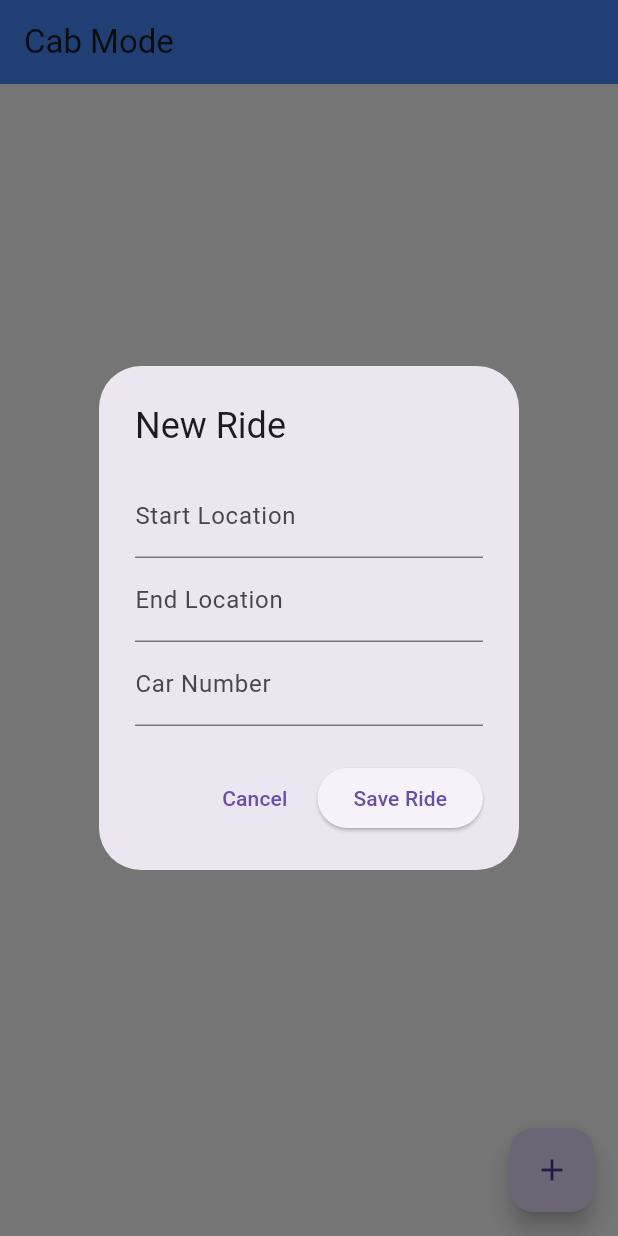
After one commit to HOX-Aswin/women_safety_app-Ungal_kaavalan-, a Flutter app: the CabModeScreen screen opened by its route, after a tap on the "add" icon, on a phone screen of 412 x 824 dp. The commit adds this screen. Run offline on Flutter 3.47's test engine with Material 3 defaults, Android fonts, the phone set to English and light mode, and no system bars; our stand-ins replace cloud_firestore, firebase_auth, firebase_core, flutter_riverpod, go_router, permission_handler and 1 more; accounts and stored records are empty.

Commit message:
completed half cab mode

```diff
--- a/lib/models/user_model.dart
+++ b/lib/models/user_model.dart
@@ -6,7 +6,7 @@ class UserModel {
   String age;
   String address;
   String aadhar;
-  List<Map<String, String>> emergencyContacts; // List of contacts
+  List<Map<String, String>> emergencyContacts;
 
   UserModel({
     required this.uid,
--- /dev/null
+++ b/lib/providers/cab_mode_provider.dart
@@ -0,0 +1,49 @@
+import 'package:flutter_riverpod/flutter_riverpod.dart';
+import 'package:shared_preferences/shared_preferences.dart';
+import 'dart:convert';
+
+final cabModeProvider = StateNotifierProvider<CabModeNotifier, Map<String, dynamic>?>(
+  (ref) => CabModeNotifier(),
+);
+
+class CabModeNotifier extends StateNotifier<Map<String, dynamic>?> {
+  CabModeNotifier() : super(null) {
+    _loadRideFromPrefs();
+  }
+
+  /// Load ride data from SharedPreferences when app starts
+  Future<void> _loadRideFromPrefs() async {
+    final prefs = await SharedPreferences.getInstance();
+    final rideData = prefs.getString('rideDetails');
+    if (rideData != null) {
+      state = jsonDecode(rideData);
+    }
+  }
+
+  /// Save ride details to SharedPreferences
+  Future<void> _saveRideToPrefs(Map<String, dynamic> ride) async {
+    final prefs = await SharedPreferences.getInstance();
+    await prefs.setString('rideDetails', jsonEncode(ride));
+  }
+
+  /// Create or Edit Ride
+  Future<void> saveRide(Map<String, dynamic> ride) async {
+    state = ride;
+    await _saveRideToPrefs(ride);
+  }
+
+  /// Start Ride
+  Future<void> startRide() async {
+    if (state != null) {
+      state = {...state!, "status": "started"};
+      await _saveRideToPrefs(state!);
+    }
+  }
+
+  /// Stop Ride (Deletes ride details)
+  Future<void> stopRide() async {
+    final prefs = await SharedPreferences.getInstance();
+    await prefs.remove('rideDetails');
+    state = null;
+  }
+}
--- a/lib/routing/router.dart
+++ b/lib/routing/router.dart
@@ -1,7 +1,8 @@
 import 'package:go_router/go_router.dart';
 import 'package:flutter_riverpod/flutter_riverpod.dart';
 import 'package:ungal_kaavalan/providers/provider.dart';
-import 'package:ungal_kaavalan/screens/core_screens/home/emergency_contact_screen.dart';
+import 'package:ungal_kaavalan/screens/core_screens/home/features/cab_mode_screen.dart';
+import 'package:ungal_kaavalan/screens/core_screens/home/features/emergency_contact_screen.dart';
 import 'package:ungal_kaavalan/screens/core_screens/landing_screen.dart';
 import 'package:ungal_kaavalan/screens/auth_screens/login_screen.dart';
 import 'package:ungal_kaavalan/screens/auth_screens/signup_screen.dart';
@@ -16,6 +17,7 @@ final goRouterProvider = Provider<GoRouter>((ref) {
       GoRoute(path: '/signup', builder: (context, state) => SignUpScreen()),
       GoRoute(path: '/landing', builder: (context, state) => LandingScreen()),
       GoRoute(path: '/emergencycontact', builder: (context, state) => EmergencyContactScreen()),
+      GoRoute(path: '/cabmode', builder: (context, state) => CabModeScreen()),
     ],
   );
 });
--- /dev/null
+++ b/lib/screens/core_screens/home/features/cab_mode_screen.dart
@@ -0,0 +1,227 @@
+import 'package:flutter/material.dart';
+import 'package:flutter/services.dart';
+import 'package:flutter_riverpod/flutter_riverpod.dart';
+import 'package:permission_handler/permission_handler.dart';
+import 'package:ungal_kaavalan/providers/cab_mode_provider.dart';
+import 'package:ungal_kaavalan/providers/contact_provider.dart';
+
+class CabModeScreen extends ConsumerStatefulWidget {
+  const CabModeScreen({super.key});
+
+  @override
+  ConsumerState<CabModeScreen> createState() => _CabModeScreenState();
+}
+
+class _CabModeScreenState extends ConsumerState<CabModeScreen> {
+  static const platform = MethodChannel('sms_channel');
+
+  void _showRideDialog({bool isEditing = false}) {
+    final ride = ref.read(cabModeProvider);
+    final startLocController = TextEditingController(
+        text: isEditing && ride != null ? ride["startLoc"] ?? "" : "");
+    final endLocController = TextEditingController(
+        text: isEditing && ride != null ? ride["endLoc"] ?? "" : "");
+    final carNumberController = TextEditingController(
+        text: isEditing && ride != null ? ride["carNumber"] ?? "" : "");
+
+    showDialog(
+      context: context,
+      builder: (ctx) => AlertDialog(
+        title: Text(isEditing ? "Edit Ride" : "New Ride"),
+        content: Column(
+          mainAxisSize: MainAxisSize.min,
+          children: [
+            TextField(
+              controller: startLocController,
+              decoration: const InputDecoration(labelText: "Start Location"),
+            ),
+            TextField(
+              controller: endLocController,
+              decoration: const InputDecoration(labelText: "End Location"),
+            ),
+            TextField(
+              controller: carNumberController,
+              decoration: const InputDecoration(labelText: "Car Number"),
+            ),
+          ],
+        ),
+        actions: [
+          TextButton(
+            onPressed: () => Navigator.of(ctx).pop(),
+            child: const Text("Cancel"),
+          ),
+          ElevatedButton(
+            onPressed: () {
+              final newRide = {
+                "startLoc": startLocController.text,
+                "endLoc": endLocController.text,
+                "carNumber": carNumberController.text,
+                "status": "stopped",
+              };
+              ref.read(cabModeProvider.notifier).saveRide(newRide);
+              Navigator.of(ctx).pop();
+            },
+            child: Text(isEditing ? "Save Changes" : "Save Ride"),
+          ),
+        ],
+      ),
+    );
+  }
+
+  Future<void> _sendSOS(String message) async {
+    final emergencyContacts = ref.read(emergencyContactProvider);
+    List<String> emergencyNumbers = emergencyContacts
+        .map<String>((contact) => contact['phone'] ?? '')
+        .where((number) => number.isNotEmpty)
+        .toList();
+
+    var status = await Permission.sms.request();
+    if (!status.isGranted) {
+      ScaffoldMessenger.of(context).showSnackBar(
+        const SnackBar(content: Text("❌ SMS Permission Denied")),
+      );
+      return;
+    }
+
+    for (String number in emergencyNumbers) {
+      try {
+        await platform.invokeMethod(
+          'sendSms',
+          {"phone": number, "message": message},
+        );
+      } on PlatformException catch (e) {
+        ScaffoldMessenger.of(context).showSnackBar(
+          SnackBar(
+              content: Text("❌ Failed to send SMS to $number: ${e.message}")),
+        );
+      }
+    }
+
+    ScaffoldMessenger.of(context).showSnackBar(
+      const SnackBar(content: Text("✅ Ride update Message Sent!")),
+    );
+  }
+
+  @override
+  Widget build(BuildContext context) {
+    final ride = ref.watch(cabModeProvider);
+
+    return Scaffold(
+      appBar: AppBar(
+        title: const Text("Cab Mode"),
+        backgroundColor: Colors.blueAccent,
+        elevation: 0,
+      ),
+      body: Padding(
+        padding: const EdgeInsets.all(16.0),
+        child: ride == null
+            ? const Center(
+                child: Text(
+                  "No ride available. Click '+' to add one.",
+                  style: TextStyle(fontSize: 16, color: Colors.grey),
+                ),
+              )
+            : Column(
+                crossAxisAlignment: CrossAxisAlignment.start,
+                children: [
+                  const Text(
+                    "Current Ride:",
+                    style: TextStyle(fontSize: 18, fontWeight: FontWeight.bold),
+                  ),
+                  const SizedBox(height: 10),
+                  Container(
+                    width: double.infinity,
+                    padding: const EdgeInsets.all(16.0),
+                    decoration: BoxDecoration(
+                      color: Colors.blue.shade50,
+                      borderRadius: BorderRadius.circular(12),
+                      boxShadow: [
+                        BoxShadow(
+                          color: Colors.black.withOpacity(0.1),
+                          blurRadius: 5,
+                          spreadRadius: 2,
+                          offset: const Offset(0, 3),
+                        ),
+                      ],
+                    ),
+                    child: Column(
+                      crossAxisAlignment: CrossAxisAlignment.start,
+                      children: [
+                        Text("🚀 Start Location: ${ride['startLoc']}",
+                            style: const TextStyle(
+                                fontSize: 16, fontWeight: FontWeight.bold)),
+                        Text("🎯 End Location: ${ride['endLoc']}",
+                            style: const TextStyle(
+                                fontSize: 16, fontWeight: FontWeight.bold)),
+                        Text("🚗 Car Number: ${ride['carNumber']}",
+                            style: const TextStyle(
+                                fontSize: 16, fontWeight: FontWeight.bold)),
+                      ],
+                    ),
+                  ),
+                  const SizedBox(height: 20),
+                  if (ride["status"] == "stopped") ...[
+                    Row(
+                      mainAxisAlignment: MainAxisAlignment.spaceBetween,
+                      children: [
+                        ElevatedButton.icon(
+                          onPressed: () => _showRideDialog(isEditing: true),
+                          icon: const Icon(Icons.edit, color: Colors.white),
+                          label: const Text("Edit Ride",
+                              style: TextStyle(color: Colors.white)),
+                          style: ElevatedButton.styleFrom(
+                            backgroundColor: Colors.orange,
+                            padding: const EdgeInsets.symmetric(
+                                horizontal: 20, vertical: 12),
+                          ),
+                        ),
+                        ElevatedButton.icon(
+                          onPressed: () {
+                            final startMessage =
+                                "I am travelling from ${ride['startLoc']} to ${ride['endLoc']} in ${ride['carNumber']}";
+                            _sendSOS(startMessage);
+                            ref.read(cabModeProvider.notifier).startRide();
+                          },
+                          icon:
+                              const Icon(Icons.play_arrow, color: Colors.white),
+                          label: const Text("Start Ride",
+                              style: TextStyle(color: Colors.white)),
+                          style: ElevatedButton.styleFrom(
+                            backgroundColor: Colors.green,
+                            padding: const EdgeInsets.symmetric(
+                                horizontal: 20, vertical: 12),
+                          ),
+                        ),
+                      ],
+                    ),
+                  ] else ...[
+                    Center(
+                      child: ElevatedButton.icon(
+                        onPressed: () {
+                          final endMessage = "I have reached ${ride['endLoc']}";
+                          _sendSOS(endMessage);
+                          ref.read(cabModeProvider.notifier).stopRide();
+                        },
+                        icon: const Icon(Icons.stop, color: Colors.white),
+                        label: const Text("Stop Ride",
+                            style: TextStyle(color: Colors.white)),
+                        style: ElevatedButton.styleFrom(
+                          backgroundColor: Colors.red,
+                          padding: const EdgeInsets.symmetric(
+                              horizontal: 20, vertical: 12),
+                        ),
+                      ),
+                    ),
+                  ],
+                ],
+              ),
+      ),
+      floatingActionButton: ride == null
+          ? FloatingActionButton(
+              onPressed: _showRideDialog,
+              child: const Icon(Icons.add),
+            )
+          : null, // Hide "+" button if a ride exists
+    );
+  }
+}
--- a/lib/screens/core_screens/settings/settings_screen.dart
+++ b/lib/screens/core_screens/settings/settings_screen.dart
@@ -2,6 +2,7 @@ import 'package:firebase_auth/firebase_auth.dart';
 import 'package:flutter/material.dart';
 import 'package:flutter_riverpod/flutter_riverpod.dart';
 import 'package:go_router/go_router.dart';
+import 'package:ungal_kaavalan/providers/cab_mode_provider.dart';
 import 'package:ungal_kaavalan/providers/contact_provider.dart';
 import 'package:ungal_kaavalan/providers/provider.dart';
 
@@ -18,9 +19,11 @@ class SettingsScreen extends ConsumerWidget {
     // Clear stored emergency contacts
     await ref.read(emergencyContactProvider.notifier).setContacts([]);
 
+    // Clear cab details
+    ref.read(cabModeProvider.notifier).stopRide();
+
     context.go('/'); // Navigate to login screen
   }
-
 
   @override
   Widget build(BuildContext context, WidgetRef ref) {
--- a/lib/services/auth_service.dart
+++ b/lib/services/auth_service.dart
@@ -5,7 +5,7 @@ import '../models/user_model.dart';
 class AuthService {
   final FirebaseAuth _auth = FirebaseAuth.instance;
   final CollectionReference usersCollection =
-  FirebaseFirestore.instance.collection('users');
+      FirebaseFirestore.instance.collection('users');
 
   User? getCurrentUser() {
     return _auth.currentUser;
--- a/pubspec.yaml
+++ b/pubspec.yaml
@@ -41,6 +41,7 @@ dependencies:
   flutter_riverpod: ^2.6.1
   go_router: ^14.8.1
   shared_preferences: ^2.5.2
+  geolocator: ^13.0.3
 
 dev_dependencies:
   flutter_test:
```
Also changed, not shown: lib/screens/auth_screens/login_screen.dart (+20 -8 lines), lib/screens/core_screens/home/home_screen.dart (+24 -2 lines), lib/screens/core_screens/home/features/emergency_contact_screen.dart (renamed from lib/screens/core_screens/home/emergency_contact_screen.dart), pubspec.lock, 7 other files. Lines whose indentation alone changed are shown as unchanged.
